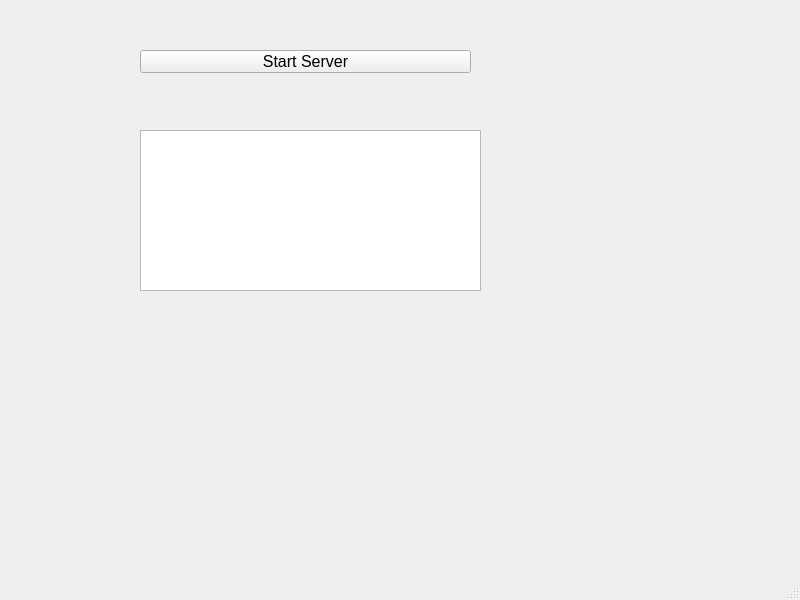
Old version of the form mainwindow.ui in the repository lozal71/shag_chat_server.
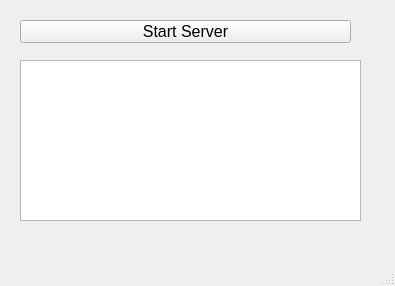
New version of the form.

```diff
--- a/mainwindow.ui
+++ b/mainwindow.ui
@@ -6,8 +6,8 @@
    <rect>
     <x>0</x>
     <y>0</y>
-    <width>800</width>
-    <height>600</height>
+    <width>395</width>
+    <height>286</height>
    </rect>
   </property>
   <property name="font">
@@ -25,8 +25,8 @@
     </property>
     <property name="geometry">
      <rect>
-      <x>140</x>
-      <y>50</y>
+      <x>20</x>
+      <y>20</y>
       <width>331</width>
       <height>23</height>
      </rect>
@@ -38,8 +38,8 @@
    <widget class="QTextEdit" name="teStatus">
     <property name="geometry">
      <rect>
-      <x>140</x>
-      <y>130</y>
+      <x>20</x>
+      <y>60</y>
       <width>341</width>
       <height>161</height>
      </rect>
```
Left out of the diff: 6 changed lines with no effect on the pictures.
